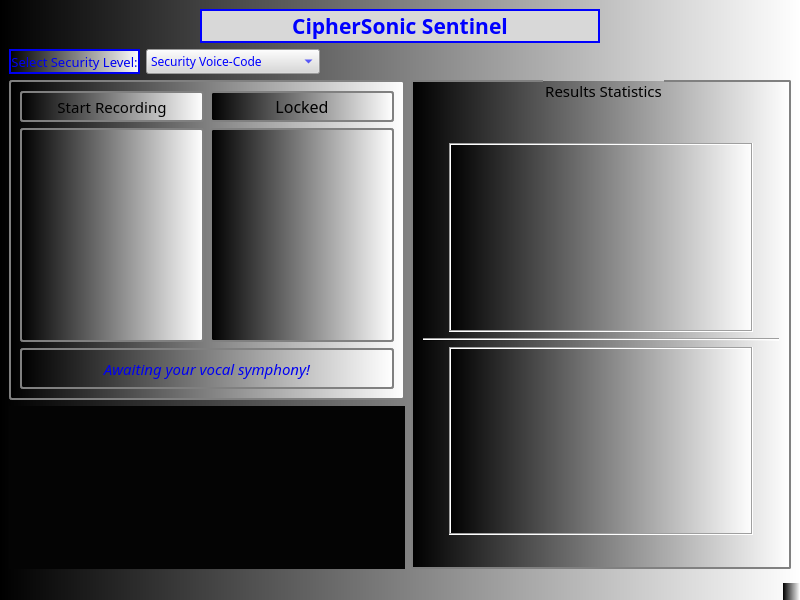
Before: the Qt Designer form design.ui in raghdaneiazyy6/CipherSonic-Sentinel, drawn with Qt 5.
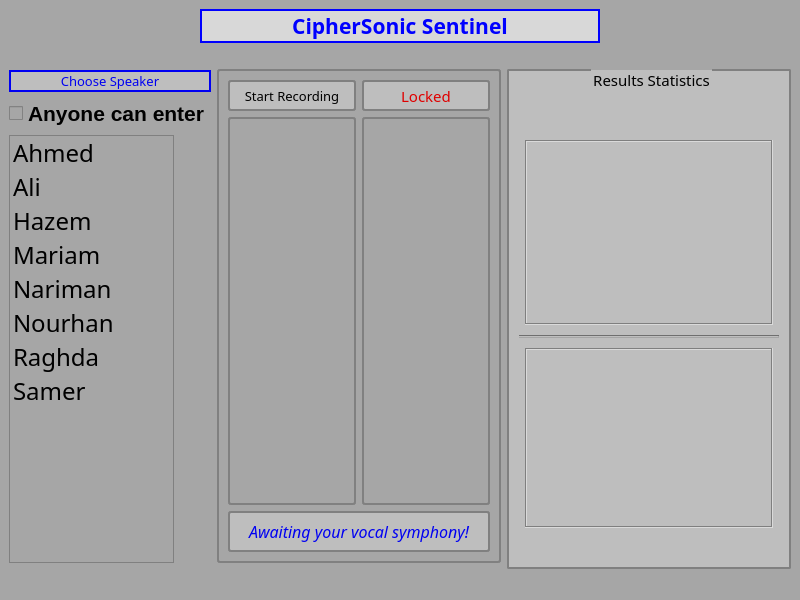
After: the same form once the commit is applied.

Diff of the .ui file:
```diff
--- a/design.ui
+++ b/design.ui
@@ -14,12 +14,189 @@
    <string>MainWindow</string>
   </property>
   <property name="styleSheet">
-   <string notr="true">background-color: rgb(166, 166, 166);
-background-color: qlineargradient(spread:pad, x1:0, y1:0, x2:1, y2:0, stop:0 rgba(0, 0, 0, 255), stop:1 rgba(255, 255, 255, 255));</string>
+   <string notr="true">background-color: rgb(166, 166, 166);</string>
   </property>
   <widget class="QWidget" name="centralwidget">
    <layout class="QGridLayout" name="gridLayout_3">
-    <item row="3" column="0">
+    <item row="1" column="1">
+     <layout class="QHBoxLayout" name="horizontalLayout_2">
+      <item>
+       <spacer name="horizontalSpacer_5">
+        <property name="orientation">
+         <enum>Qt::Horizontal</enum>
+        </property>
+        <property name="sizeHint" stdset="0">
+         <size>
+          <width>40</width>
+          <height>20</height>
+         </size>
+        </property>
+       </spacer>
+      </item>
+     </layout>
+    </item>
+    <item row="3" column="1">
+     <widget class="QFrame" name="recorderFrame">
+      <property name="maximumSize">
+       <size>
+        <width>16777215</width>
+        <height>16777215</height>
+       </size>
+      </property>
+      <property name="styleSheet">
+       <string notr="true">QFrame {
+    border: 2px solid gray;
+    border-radius: 3px;
+}</string>
+      </property>
+      <property name="frameShape">
+       <enum>QFrame::Panel</enum>
+      </property>
+      <property name="frameShadow">
+       <enum>QFrame::Raised</enum>
+      </property>
+      <layout class="QGridLayout" name="gridLayout">
+       <item row="1" column="0">
+        <widget class="QLabel" name="recorderLabel">
+         <property name="maximumSize">
+          <size>
+           <width>16777215</width>
+           <height>16777215</height>
+          </size>
+         </property>
+         <property name="cursor">
+          <cursorShape>PointingHandCursor</cursorShape>
+         </property>
+         <property name="text">
+          <string/>
+         </property>
+         <property name="alignment">
+          <set>Qt::AlignCenter</set>
+         </property>
+        </widget>
+       </item>
+       <item row="2" column="0" colspan="2">
+        <widget class="QLabel" name="accessLabel">
+         <property name="maximumSize">
+          <size>
+           <width>16777215</width>
+           <height>41</height>
+          </size>
+         </property>
+         <property name="font">
+          <font>
+           <family>Stencil</family>
+           <pointsize>12</pointsize>
+           <italic>true</italic>
+           <bold>false</bold>
+          </font>
+         </property>
+         <property name="styleSheet">
+          <string notr="true">color: rgb(0, 0, 242);
+background-color: rgb(190, 190, 190);
+</string>
+         </property>
+         <property name="frameShape">
+          <enum>QFrame::WinPanel</enum>
+         </property>
+         <property name="text">
+          <string>Awaiting your vocal symphony!</string>
+         </property>
+         <property name="scaledContents">
+          <bool>false</bool>
+         </property>
+         <property name="alignment">
+          <set>Qt::AlignCenter</set>
+         </property>
+         <property name="wordWrap">
+          <bool>true</bool>
+         </property>
+        </widget>
+       </item>
+       <item row="1" column="1">
+        <widget class="QLabel" name="lockLabel">
+         <property name="maximumSize">
+          <size>
+           <width>16777215</width>
+           <height>16777215</height>
+          </size>
+         </property>
+         <property name="cursor">
+          <cursorShape>PointingHandCursor</cursorShape>
+         </property>
+         <property name="text">
+          <string/>
+         </property>
+         <property name="alignment">
+          <set>Qt::AlignCenter</set>
+         </property>
+        </widget>
+       </item>
+       <item row="0" column="0">
+        <widget class="QLabel" name="recordWordLabel">
+         <property name="maximumSize">
+          <size>
+           <width>16777215</width>
+           <height>31</height>
+          </size>
+         </property>
+         <property name="font">
+          <font>
+           <family>Stencil</family>
+           <pointsize>10</pointsize>
+           <bold>false</bold>
+          </font>
+         </property>
+         <property name="styleSheet">
+          <string notr="true">background-color: rgb(190, 190, 190);
+</string>
+         </property>
+         <property name="frameShape">
+          <enum>QFrame::WinPanel</enum>
+         </property>
+         <property name="text">
+          <string>Start Recording</string>
+         </property>
+         <property name="alignment">
+          <set>Qt::AlignCenter</set>
+         </property>
+        </widget>
+       </item>
+       <item row="0" column="1">
+        <widget class="QLabel" name="lockWordLabel">
+         <property name="maximumSize">
+          <size>
+           <width>16777215</width>
+           <height>31</height>
+          </size>
+         </property>
+         <property name="font">
+          <font>
+           <family>Stencil</family>
+           <pointsize>11</pointsize>
+           <bold>false</bold>
+          </font>
+         </property>
+         <property name="styleSheet">
+          <string notr="true">color: rgb(223, 0, 0);
+background-color: rgb(190, 190, 190);
+</string>
+         </property>
+         <property name="frameShape">
+          <enum>QFrame::WinPanel</enum>
+         </property>
+         <property name="text">
+          <string>Locked</string>
+         </property>
+         <property name="alignment">
+          <set>Qt::AlignCenter</set>
+         </property>
+        </widget>
+       </item>
+      </layout>
+     </widget>
+    </item>
+    <item row="4" column="0" colspan="2">
      <layout class="QVBoxLayout" name="verticalLayout">
       <item>
        <widget class="QWidget" name="spectrogramWidget" native="true">
@@ -36,7 +213,201 @@
       </item>
      </layout>
     </item>
-    <item row="2" column="1" rowspan="2">
+    <item row="0" column="0" colspan="3">
+     <layout class="QHBoxLayout" name="horizontalLayout">
+      <item>
+       <spacer name="horizontalSpacer">
+        <property name="orientation">
+         <enum>Qt::Horizontal</enum>
+        </property>
+        <property name="sizeType">
+         <enum>QSizePolicy::Preferred</enum>
+        </property>
+        <property name="sizeHint" stdset="0">
+         <size>
+          <width>35</width>
+          <height>20</height>
+         </size>
+        </property>
+       </spacer>
+      </item>
+      <item>
+       <widget class="QLabel" name="titleLabel">
+        <property name="maximumSize">
+         <size>
+          <width>400</width>
+          <height>41</height>
+         </size>
+        </property>
+        <property name="font">
+         <font>
+          <family>Viner Hand ITC</family>
+          <pointsize>16</pointsize>
+          <bold>true</bold>
+         </font>
+        </property>
+        <property name="styleSheet">
+         <string notr="true">background-color: qlineargradient(spread:pad, x1:0, y1:0, x2:1, y2:0, stop:0 rgba(0, 0, 0, 255), stop:1 rgba(255, 255, 255, 255));
+background-color: rgb(149, 149, 149);
+background-color: rgb(216, 216, 216);
+color: rgb(0, 0, 255);</string>
+        </property>
+        <property name="frameShape">
+         <enum>QFrame::WinPanel</enum>
+        </property>
+        <property name="text">
+         <string>CipherSonic Sentinel</string>
+        </property>
+        <property name="alignment">
+         <set>Qt::AlignCenter</set>
+        </property>
+       </widget>
+      </item>
+      <item>
+       <spacer name="horizontalSpacer_2">
+        <property name="orientation">
+         <enum>Qt::Horizontal</enum>
+        </property>
+        <property name="sizeType">
+         <enum>QSizePolicy::Preferred</enum>
+        </property>
+        <property name="sizeHint" stdset="0">
+         <size>
+          <width>35</width>
+          <height>20</height>
+         </size>
+        </property>
+       </spacer>
+      </item>
+     </layout>
+    </item>
+    <item row="3" column="0">
+     <layout class="QVBoxLayout" name="verticalLayout_2">
+      <item>
+       <spacer name="verticalSpacer_3">
+        <property name="orientation">
+         <enum>Qt::Vertical</enum>
+        </property>
+        <property name="sizeType">
+         <enum>QSizePolicy::Preferred</enum>
+        </property>
+        <property name="sizeHint" stdset="0">
+         <size>
+          <width>20</width>
+          <height>1</height>
+         </size>
+        </property>
+       </spacer>
+      </item>
+      <item>
+       <widget class="QLabel" name="recordWordLabel_2">
+        <property name="maximumSize">
+         <size>
+          <width>16777215</width>
+          <height>31</height>
+         </size>
+        </property>
+        <property name="font">
+         <font>
+          <family>Stencil</family>
+          <pointsize>10</pointsize>
+          <bold>false</bold>
+         </font>
+        </property>
+        <property name="styleSheet">
+         <string notr="true">color: rgb(0, 0, 242);
+background-color: rgb(190, 190, 190);
+</string>
+        </property>
+        <property name="frameShape">
+         <enum>QFrame::WinPanel</enum>
+        </property>
+        <property name="text">
+         <string>Choose Speaker</string>
+        </property>
+        <property name="alignment">
+         <set>Qt::AlignCenter</set>
+        </property>
+       </widget>
+      </item>
+      <item>
+       <widget class="QCheckBox" name="anyoneCheckbox">
+        <property name="font">
+         <font>
+          <pointsize>16</pointsize>
+          <bold>true</bold>
+         </font>
+        </property>
+        <property name="text">
+         <string>Anyone can enter</string>
+        </property>
+       </widget>
+      </item>
+      <item>
+       <widget class="QListWidget" name="listWidget">
+        <property name="maximumSize">
+         <size>
+          <width>165</width>
+          <height>16777215</height>
+         </size>
+        </property>
+        <property name="font">
+         <font>
+          <family>Stencil</family>
+          <pointsize>18</pointsize>
+         </font>
+        </property>
+        <property name="styleSheet">
+         <string notr="true"/>
+        </property>
+        <property name="selectionMode">
+         <enum>QAbstractItemView::MultiSelection</enum>
+        </property>
+        <item>
+         <property name="text">
+          <string>Ahmed</string>
+         </property>
+        </item>
+        <item>
+         <property name="text">
+          <string>Ali</string>
+         </property>
+        </item>
+        <item>
+         <property name="text">
+          <string>Hazem</string>
+         </property>
+        </item>
+        <item>
+         <property name="text">
+          <string>Mariam</string>
+         </property>
+        </item>
+        <item>
+         <property name="text">
+          <string>Nariman</string>
+         </property>
+        </item>
+        <item>
+         <property name="text">
+          <string>Nourhan</string>
+         </property>
+        </item>
+        <item>
+         <property name="text">
+          <string>Raghda</string>
+         </property>
+        </item>
+        <item>
+         <property name="text">
+          <string>Samer</string>
+         </property>
+        </item>
+       </widget>
+      </item>
+     </layout>
+    </item>
+    <item row="3" column="2" rowspan="2">
      <widget class="QGroupBox" name="resultsGroupBox">
       <property name="maximumSize">
        <size>
@@ -61,6 +432,8 @@
        <string notr="true">QGroupBox {
     border: 1.5px solid gray;
     border-radius: 2px;
+    background-color: rgb(190, 190, 190);
+
 }
 
 QGroupBox::title {
@@ -81,6 +454,109 @@
       </property>
       <layout class="QGridLayout" name="gridLayout_2">
        <item row="4" column="1">
+        <widget class="QTableView" name="resultsTable2">
+         <property name="maximumSize">
+          <size>
+           <width>350</width>
+           <height>180</height>
+          </size>
+         </property>
+         <property name="font">
+          <font>
+           <pointsize>15</pointsize>
+          </font>
+         </property>
+         <property name="styleSheet">
+          <string notr="true">background-color: rgb(190, 190, 190);</string>
+         </property>
+         <property name="frameShape">
+          <enum>QFrame::Box</enum>
+         </property>
+         <property name="sizeAdjustPolicy">
+          <enum>QAbstractScrollArea::AdjustToContents</enum>
+         </property>
+         <property name="editTriggers">
+          <set>QAbstractItemView::NoEditTriggers</set>
+         </property>
+         <property name="tabKeyNavigation">
+          <bool>false</bool>
+         </property>
+         <property name="alternatingRowColors">
+          <bool>false</bool>
+         </property>
+         <attribute name="horizontalHeaderStretchLastSection">
+          <bool>true</bool>
+         </attribute>
+         <attribute name="verticalHeaderCascadingSectionResizes">
+          <bool>true</bool>
+         </attribute>
+        </widget>
+       </item>
+       <item row="0" column="1">
+        <spacer name="verticalSpacer">
+         <property name="orientation">
+          <enum>Qt::Vertical</enum>
+         </property>
+         <property name="sizeType">
+          <enum>QSizePolicy::Preferred</enum>
+         </property>
+         <property name="sizeHint" stdset="0">
+          <size>
+           <width>20</width>
+           <height>30</height>
+          </size>
+         </property>
+        </spacer>
+       </item>
+       <item row="2" column="1">
+        <widget class="QTableView" name="resultsTable1">
+         <property name="maximumSize">
+          <size>
+           <width>350</width>
+           <height>185</height>
+          </size>
+         </property>
+         <property name="font">
+          <font>
+           <pointsize>15</pointsize>
+          </font>
+         </property>
+         <property name="styleSheet">
+          <string notr="true">background-color: rgb(190, 190, 190);</string>
+         </property>
+         <property name="frameShape">
+          <enum>QFrame::Box</enum>
+         </property>
+         <property name="sizeAdjustPolicy">
+          <enum>QAbstractScrollArea::AdjustToContents</enum>
+         </property>
+         <property name="editTriggers">
+          <set>QAbstractItemView::NoEditTriggers</set>
+         </property>
+         <property name="tabKeyNavigation">
+          <bool>false</bool>
+         </property>
+         <property name="alternatingRowColors">
+          <bool>false</bool>
+         </property>
+         <attribute name="horizontalHeaderCascadingSectionResizes">
+          <bool>false</bool>
+         </attribute>
+         <attribute name="horizontalHeaderStretchLastSection">
+          <bool>true</bool>
+         </attribute>
+         <attribute name="verticalHeaderCascadingSectionResizes">
+          <bool>true</bool>
+         </attribute>
+         <attribute name="verticalHeaderShowSortIndicator" stdset="0">
+          <bool>false</bool>
+         </attribute>
+         <attribute name="verticalHeaderStretchLastSection">
+          <bool>false</bool>
+         </attribute>
+        </widget>
+       </item>
+       <item row="5" column="1">
         <spacer name="verticalSpacer_2">
          <property name="orientation">
           <enum>Qt::Vertical</enum>
@@ -96,7 +572,7 @@
          </property>
         </spacer>
        </item>
-       <item row="2" column="0" colspan="3">
+       <item row="3" column="0" colspan="3">
         <widget class="Line" name="line_2">
          <property name="maximumSize">
           <size>
@@ -109,390 +585,9 @@
          </property>
         </widget>
        </item>
-       <item row="1" column="2">
-        <spacer name="horizontalSpacer_4">
-         <property name="orientation">
-          <enum>Qt::Horizontal</enum>
-         </property>
-         <property name="sizeType">
-          <enum>QSizePolicy::Preferred</enum>
-         </property>
-         <property name="sizeHint" stdset="0">
-          <size>
-           <width>20</width>
-           <height>20</height>
-          </size>
-         </property>
-        </spacer>
-       </item>
-       <item row="3" column="1">
-        <widget class="QTableWidget" name="resultsTable2">
-         <property name="maximumSize">
-          <size>
-           <width>16777215</width>
-           <height>16777215</height>
-          </size>
-         </property>
-         <property name="frameShape">
-          <enum>QFrame::Box</enum>
-         </property>
-         <property name="alternatingRowColors">
-          <bool>true</bool>
-         </property>
-        </widget>
-       </item>
-       <item row="1" column="0">
-        <spacer name="horizontalSpacer_3">
-         <property name="orientation">
-          <enum>Qt::Horizontal</enum>
-         </property>
-         <property name="sizeType">
-          <enum>QSizePolicy::Preferred</enum>
-         </property>
-         <property name="sizeHint" stdset="0">
-          <size>
-           <width>20</width>
-           <height>20</height>
-          </size>
-         </property>
-        </spacer>
-       </item>
-       <item row="1" column="1">
-        <widget class="QTableWidget" name="resultsTable1">
-         <property name="maximumSize">
-          <size>
-           <width>16777215</width>
-           <height>16777215</height>
-          </size>
-         </property>
-         <property name="frameShape">
-          <enum>QFrame::Box</enum>
-         </property>
-         <property name="alternatingRowColors">
-          <bool>true</bool>
-         </property>
-        </widget>
-       </item>
-       <item row="0" column="1">
-        <spacer name="verticalSpacer">
-         <property name="orientation">
-          <enum>Qt::Vertical</enum>
-         </property>
-         <property name="sizeType">
-          <enum>QSizePolicy::Preferred</enum>
-         </property>
-         <property name="sizeHint" stdset="0">
-          <size>
-           <width>20</width>
-           <height>30</height>
-          </size>
-         </property>
-        </spacer>
-       </item>
       </layout>
      </widget>
     </item>
-    <item row="0" column="0" colspan="2">
-     <layout class="QHBoxLayout" name="horizontalLayout">
-      <item>
-       <spacer name="horizontalSpacer">
-        <property name="orientation">
-         <enum>Qt::Horizontal</enum>
-        </property>
-        <property name="sizeType">
-         <enum>QSizePolicy::Preferred</enum>
-        </property>
-        <property name="sizeHint" stdset="0">
-         <size>
-          <width>35</width>
-          <height>20</height>
-         </size>
-        </property>
-       </spacer>
-      </item>
-      <item>
-       <widget class="QLabel" name="titleLabel">
-        <property name="maximumSize">
-         <size>
-          <width>400</width>
-          <height>41</height>
-         </size>
-        </property>
-        <property name="font">
-         <font>
-          <family>Viner Hand ITC</family>
-          <pointsize>16</pointsize>
-          <bold>true</bold>
-         </font>
-        </property>
-        <property name="styleSheet">
-         <string notr="true">background-color: qlineargradient(spread:pad, x1:0, y1:0, x2:1, y2:0, stop:0 rgba(0, 0, 0, 255), stop:1 rgba(255, 255, 255, 255));
-background-color: rgb(149, 149, 149);
-background-color: rgb(216, 216, 216);
-color: rgb(0, 0, 255);</string>
-        </property>
-        <property name="frameShape">
-         <enum>QFrame::WinPanel</enum>
-        </property>
-        <property name="text">
-         <string>CipherSonic Sentinel</string>
-        </property>
-        <property name="alignment">
-         <set>Qt::AlignCenter</set>
-        </property>
-       </widget>
-      </item>
-      <item>
-       <spacer name="horizontalSpacer_2">
-        <property name="orientation">
-         <enum>Qt::Horizontal</enum>
-        </property>
-        <property name="sizeType">
-         <enum>QSizePolicy::Preferred</enum>
-        </property>
-        <property name="sizeHint" stdset="0">
-         <size>
-          <width>35</width>
-          <height>20</height>
-         </size>
-        </property>
-       </spacer>
-      </item>
-     </layout>
-    </item>
-    <item row="2" column="0">
-     <widget class="QFrame" name="recorderFrame">
-      <property name="maximumSize">
-       <size>
-        <width>16777215</width>
-        <height>16777215</height>
-       </size>
-      </property>
-      <property name="styleSheet">
-       <string notr="true">QFrame {
-    border: 2px solid gray;
-    border-radius: 3px;
-}</string>
-      </property>
-      <property name="frameShape">
-       <enum>QFrame::Panel</enum>
-      </property>
-      <property name="frameShadow">
-       <enum>QFrame::Raised</enum>
-      </property>
-      <layout class="QGridLayout" name="gridLayout">
-       <item row="1" column="1">
-        <widget class="QLabel" name="lockLabel">
-         <property name="maximumSize">
-          <size>
-           <width>16777215</width>
-           <height>16777215</height>
-          </size>
-         </property>
-         <property name="cursor">
-          <cursorShape>PointingHandCursor</cursorShape>
-         </property>
-         <property name="text">
-          <string/>
-         </property>
-         <property name="alignment">
-          <set>Qt::AlignCenter</set>
-         </property>
-        </widget>
-       </item>
-       <item row="2" column="0" colspan="2">
-        <widget class="QLabel" name="accessLabel">
-         <property name="maximumSize">
-          <size>
-           <width>16777215</width>
-           <height>41</height>
-          </size>
-         </property>
-         <property name="font">
-          <font>
-           <family>Stencil</family>
-           <pointsize>11</pointsize>
-           <italic>true</italic>
-           <bold>false</bold>
-          </font>
-         </property>
-         <property name="styleSheet">
-          <string notr="true">color: rgb(0, 0, 242);</string>
-         </property>
-         <property name="frameShape">
-          <enum>QFrame::WinPanel</enum>
-         </property>
-         <property name="text">
-          <string>Awaiting your vocal symphony!</string>
-         </property>
-         <property name="scaledContents">
-          <bool>false</bool>
-         </property>
-         <property name="alignment">
-          <set>Qt::AlignCenter</set>
-         </property>
-         <property name="wordWrap">
-          <bool>true</bool>
-         </property>
-        </widget>
-       </item>
-       <item row="0" column="0">
-        <widget class="QLabel" name="recordWordLabel">
-         <property name="maximumSize">
-          <size>
-           <width>16777215</width>
-           <height>31</height>
-          </size>
-         </property>
-         <property name="font">
-          <font>
-           <family>Stencil</family>
-           <pointsize>11</pointsize>
-           <bold>false</bold>
-          </font>
-         </property>
-         <property name="styleSheet">
-          <string notr="true"/>
-         </property>
-         <property name="frameShape">
-          <enum>QFrame::WinPanel</enum>
-         </property>
-         <property name="text">
-          <string>Start Recording</string>
-         </property>
-         <property name="alignment">
-          <set>Qt::AlignCenter</set>
-         </property>
-        </widget>
-       </item>
-       <item row="0" column="1">
-        <widget class="QLabel" name="lockWordLabel">
-         <property name="maximumSize">
-          <size>
-           <width>16777215</width>
-           <height>31</height>
-          </size>
-         </property>
-         <property name="font">
-          <font>
-           <family>Stencil</family>
-           <pointsize>12</pointsize>
-           <bold>false</bold>
-          </font>
-         </property>
-         <property name="frameShape">
-          <enum>QFrame::WinPanel</enum>
-         </property>
-         <property name="text">
-          <string>Locked</string>
-         </property>
-         <property name="alignment">
-          <set>Qt::AlignCenter</set>
-         </property>
-        </widget>
-       </item>
-       <item row="1" column="0">
-        <widget class="QLabel" name="recorderLabel">
-         <property name="maximumSize">
-          <size>
-           <width>16777215</width>
-           <height>16777215</height>
-          </size>
-         </property>
-         <property name="cursor">
-          <cursorShape>PointingHandCursor</cursorShape>
-         </property>
-         <property name="text">
-          <string/>
-         </property>
-         <property name="alignment">
-          <set>Qt::AlignCenter</set>
-         </property>
-        </widget>
-       </item>
-      </layout>
-     </widget>
-    </item>
-    <item row="1" column="0">
-     <layout class="QHBoxLayout" name="horizontalLayout_2">
-      <item>
-       <widget class="QLabel" name="recordWordLabel_2">
-        <property name="maximumSize">
-         <size>
-          <width>16777215</width>
-          <height>31</height>
-         </size>
-        </property>
-        <property name="font">
-         <font>
-          <family>Stencil</family>
-          <pointsize>10</pointsize>
-          <bold>false</bold>
-         </font>
-        </property>
-        <property name="styleSheet">
-         <string notr="true">color: rgb(0, 0, 242);</string>
-        </property>
-        <property name="frameShape">
-         <enum>QFrame::WinPanel</enum>
-        </property>
-        <property name="text">
-         <string>Select Security Level:</string>
-        </property>
-        <property name="alignment">
-         <set>Qt::AlignCenter</set>
-        </property>
-       </widget>
-      </item>
-      <item>
-       <widget class="QComboBox" name="comboBox">
-        <property name="font">
-         <font>
-          <family>Stencil</family>
-          <bold>false</bold>
-         </font>
-        </property>
-        <property name="cursor">
-         <cursorShape>PointingHandCursor</cursorShape>
-        </property>
-        <property name="autoFillBackground">
-         <bool>false</bool>
-        </property>
-        <property name="styleSheet">
-         <string notr="true">background-color: qlineargradient(spread:pad, x1:0, y1:0, x2:1, y2:0, stop:0 rgba(0, 0, 0, 255), stop:1 rgba(255, 255, 255, 255));
-selection-background-color: rgb(216, 216, 216);
-selection-color: rgb(0, 0, 248);
-background-color: rgb(149, 149, 149);
-background-color: rgb(216, 216, 216);
-color: rgb(0, 0, 255);</string>
-        </property>
-        <item>
-         <property name="text">
-          <string>Security Voice-Code</string>
-         </property>
-        </item>
-        <item>
-         <property name="text">
-          <string>Security Voice-Fingerprint</string>
-         </property>
-        </item>
-       </widget>
-      </item>
-      <item>
-       <spacer name="horizontalSpacer_5">
-        <property name="orientation">
-         <enum>Qt::Horizontal</enum>
-        </property>
-        <property name="sizeHint" stdset="0">
-         <size>
-          <width>40</width>
-          <height>20</height>
-         </size>
-        </property>
-       </spacer>
-      </item>
-     </layout>
-    </item>
    </layout>
   </widget>
   <widget class="QMenuBar" name="menubar">
```
Left out of the diff: 2 changed lines with no effect on the pictures.
